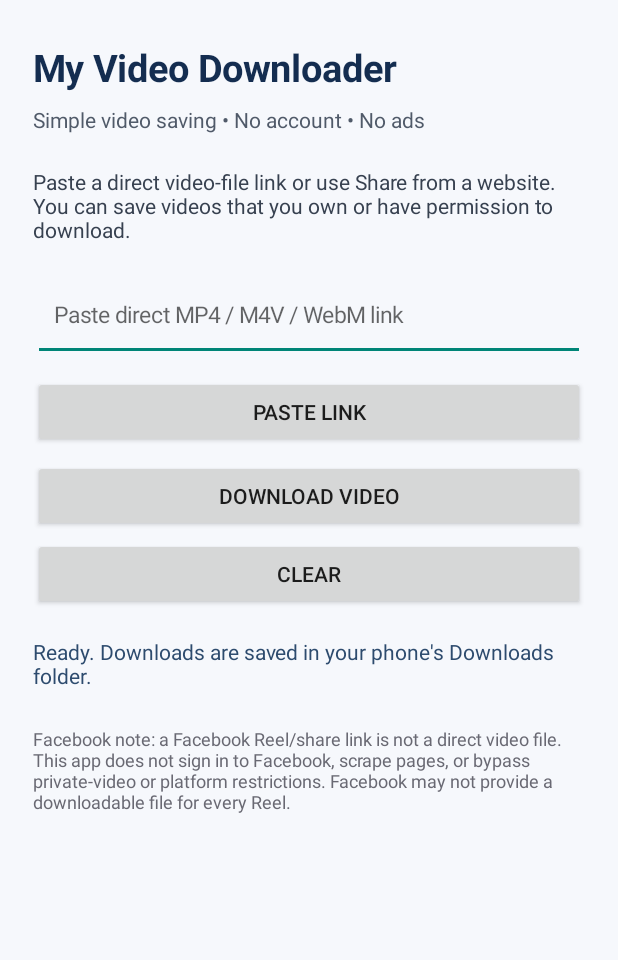
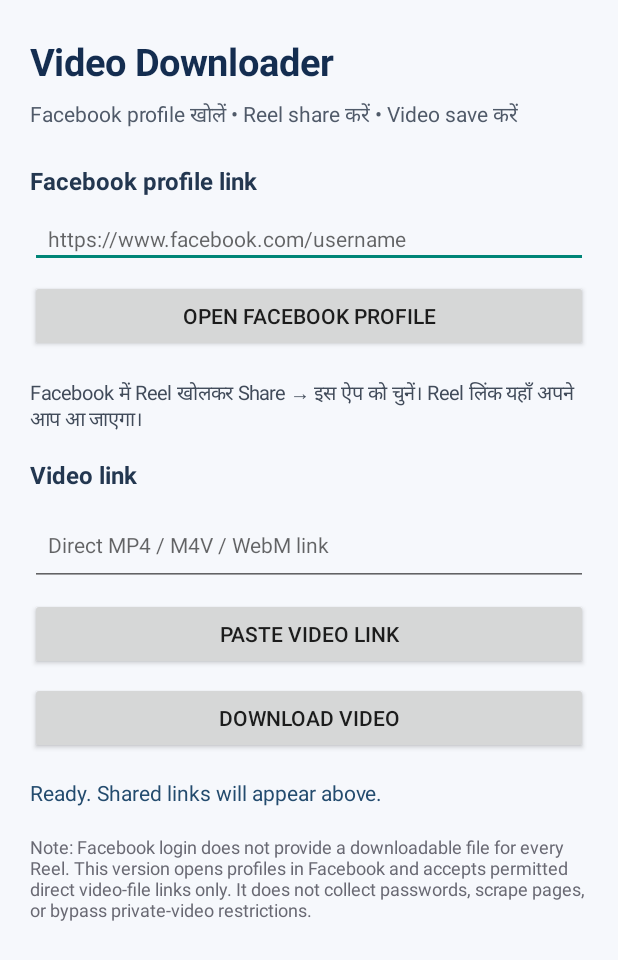
Before and after one commit to nagaradi/jdhehs, an Android app: the screen it shows after launch (MainActivity), on a phone screen of 412 x 824 dp. Shown: the top 960 px of the screen. Run offline under Robolectric (Android 15) with nearby library versions, the phone set to English and light mode, and no system bars.

Commit message:
Add Facebook profile opening and shared Reel link flow

```diff
--- a/app/src/main/java/com/example/myvideodownloader/MainActivity.java
+++ b/app/src/main/java/com/example/myvideodownloader/MainActivity.java
@@ -21,6 +21,7 @@ import java.util.Locale;
 
 public class MainActivity extends Activity {
     private EditText urlInput;
+    private EditText profileInput;
     private TextView status;
 
     @Override
@@ -40,66 +41,109 @@ public class MainActivity extends Activity {
     private void buildScreen() {
         LinearLayout page = new LinearLayout(this);
         page.setOrientation(LinearLayout.VERTICAL);
-        page.setPadding(dp(22), dp(28), dp(22), dp(24));
+        page.setPadding(dp(20), dp(24), dp(20), dp(24));
         page.setBackgroundColor(Color.rgb(246, 248, 252));
 
         TextView title = new TextView(this);
-        title.setText("My Video Downloader");
+        title.setText("Video Downloader");
         title.setTextSize(25);
         title.setTypeface(Typeface.DEFAULT, Typeface.BOLD);
         title.setTextColor(Color.rgb(20, 45, 80));
         add(page, title, 0);
 
         TextView subtitle = new TextView(this);
-        subtitle.setText("Simple video saving • No account • No ads");
+        subtitle.setText("Facebook profile खोलें • Reel share करें • Video save करें");
         subtitle.setTextSize(14);
         subtitle.setTextColor(Color.rgb(80, 90, 105));
         add(page, subtitle, 8);
 
-        TextView info = new TextView(this);
-        info.setText("Paste a direct video-file link or use Share from a website. You can save videos that you own or have permission to download.");
-        info.setTextSize(14);
-        info.setTextColor(Color.rgb(55, 65, 80));
-        add(page, info, 22);
+        TextView profileLabel = new TextView(this);
+        profileLabel.setText("Facebook profile link");
+        profileLabel.setTextSize(16);
+        profileLabel.setTypeface(Typeface.DEFAULT, Typeface.BOLD);
+        profileLabel.setTextColor(Color.rgb(35, 55, 80));
+        add(page, profileLabel, 22);
+
+        profileInput = new EditText(this);
+        profileInput.setSingleLine(true);
+        profileInput.setTextSize(14);
+        profileInput.setHint("https://www.facebook.com/username");
+        profileInput.setPadding(dp(12), dp(10), dp(12), dp(10));
+        add(page, profileInput, 8);
+
+        Button openProfile = new Button(this);
+        openProfile.setText("Open Facebook profile");
+        openProfile.setOnClickListener(v -> openFacebookProfile());
+        add(page, openProfile, 8);
+
+        TextView howTo = new TextView(this);
+        howTo.setText("Facebook में Reel खोलकर Share → इस ऐप को चुनें। Reel लिंक यहाँ अपने आप आ जाएगा।");
+        howTo.setTextSize(13);
+        howTo.setTextColor(Color.rgb(65, 75, 90));
+        add(page, howTo, 18);
+
+        TextView downloadLabel = new TextView(this);
+        downloadLabel.setText("Video link");
+        downloadLabel.setTextSize(16);
+        downloadLabel.setTypeface(Typeface.DEFAULT, Typeface.BOLD);
+        downloadLabel.setTextColor(Color.rgb(35, 55, 80));
+        add(page, downloadLabel, 16);
 
         urlInput = new EditText(this);
         urlInput.setMinLines(2);
-        urlInput.setTextSize(15);
-        urlInput.setHint("Paste direct MP4 / M4V / WebM link");
-        urlInput.setPadding(dp(14), dp(12), dp(14), dp(12));
-        add(page, urlInput, 16);
+        urlInput.setTextSize(14);
+        urlInput.setHint("Direct MP4 / M4V / WebM link");
+        urlInput.setPadding(dp(12), dp(10), dp(12), dp(10));
+        add(page, urlInput, 8);
 
         Button paste = new Button(this);
-        paste.setText("Paste link");
+        paste.setText("Paste video link");
         paste.setOnClickListener(v -> pasteFromClipboard());
-        add(page, paste, 10);
+        add(page, paste, 8);
 
         Button download = new Button(this);
         download.setText("Download video");
         download.setOnClickListener(v -> startDownload());
         add(page, download, 8);
 
-        Button clear = new Button(this);
-        clear.setText("Clear");
-        clear.setOnClickListener(v -> {
-            urlInput.setText("");
-            setStatus("Link cleared.");
-        });
-        add(page, clear, 4);
-
         status = new TextView(this);
-        status.setText("Ready. Downloads are saved in your phone's Downloads folder.");
+        status.setText("Ready. Shared links will appear above.");
         status.setTextSize(14);
-        status.setTextColor(Color.rgb(45, 75, 110));
-        add(page, status, 18);
+        status.setTextColor(Color.rgb(35, 75, 110));
+        add(page, status, 16);
 
         TextView note = new TextView(this);
-        note.setText("Facebook note: a Facebook Reel/share link is not a direct video file. This app does not sign in to Facebook, scrape pages, or bypass private-video or platform restrictions. Facebook may not provide a downloadable file for every Reel.");
+        note.setText("Note: Facebook login does not provide a downloadable file for every Reel. This version opens profiles in Facebook and accepts permitted direct video-file links only. It does not collect passwords, scrape pages, or bypass private-video restrictions.");
         note.setTextSize(12);
         note.setTextColor(Color.rgb(105, 105, 115));
-        add(page, note, 24);
+        add(page, note, 18);
 
         setContentView(page);
+    }
+
+    private void openFacebookProfile() {
+        String raw = profileInput.getText().toString().trim();
+        if (raw.isEmpty()) {
+            setStatus("Pehle Facebook profile link paste karein.");
+            return;
+        }
+        Uri uri;
+        try { uri = Uri.parse(raw); } catch (Exception e) {
+            setStatus("Profile link sahi nahi hai.");
+            return;
+        }
+        String host = uri.getHost() == null ? "" : uri.getHost().toLowerCase(Locale.ROOT);
+        if (!"https".equalsIgnoreCase(uri.getScheme())
+                || !(host.equals("facebook.com") || host.endsWith(".facebook.com"))) {
+            setStatus("Sirf https://facebook.com ka profile link use karein.");
+            return;
+        }
+        try {
+            startActivity(new Intent(Intent.ACTION_VIEW, uri));
+            setStatus("Facebook profile browser/app mein khul raha hai. Reel ko Share karke is app mein bhejein.");
+        } catch (Exception e) {
+            setStatus("Facebook link open nahi ho saka.");
+        }
     }
 
     private void pasteFromClipboard() {
@@ -110,12 +154,12 @@ public class MainActivity extends Activity {
                 CharSequence value = clip.getItemAt(0).coerceToText(this);
                 if (value != null) {
                     urlInput.setText(value.toString().trim());
-                    setStatus("Link pasted. Tap Download video to continue.");
+                    setStatus("Link pasted. Download availability depends on the link type.");
                     return;
                 }
             }
         }
-        setStatus("Clipboard is empty. Copy a permitted direct video link first.");
+        setStatus("Clipboard is empty.");
     }
 
     private void handleIncoming(Intent intent) {
@@ -130,9 +174,9 @@ public class MainActivity extends Activity {
             String link = findHttpLink(incoming);
             if (link != null) {
                 urlInput.setText(link);
-                setStatus("Shared link received. Check whether it is a direct video-file URL.");
+                setStatus("Shared link received. If Facebook only shares a page link, direct downloading may not be available.");
             } else {
-                setStatus("No web link found in the shared text.");
+                setStatus("Shared text mein web link nahi mila.");
             }
         }
     }
@@ -149,62 +193,52 @@ public class MainActivity extends Activity {
     private void startDownload() {
         String raw = urlInput.getText().toString().trim();
         if (raw.isEmpty()) {
-            setStatus("Paste or share a direct video-file link first.");
+            setStatus("Pehle video link paste ya share karein.");
             return;
         }
-
         Uri uri;
-        try {
-            uri = Uri.parse(raw);
-        } catch (Exception e) {
-            setStatus("That link is not valid.");
+        try { uri = Uri.parse(raw); } catch (Exception e) {
+            setStatus("Video link valid nahi hai.");
             return;
         }
-
-        String scheme = uri.getScheme();
-        if (!"https".equalsIgnoreCase(scheme)) {
-            setStatus("For safety, this app accepts HTTPS links only.");
+        if (!"https".equalsIgnoreCase(uri.getScheme())) {
+            setStatus("Safety ke liye HTTPS link hi allowed hai.");
             return;
         }
-
         String host = uri.getHost() == null ? "" : uri.getHost().toLowerCase(Locale.ROOT);
         if (host.equals("facebook.com") || host.endsWith(".facebook.com")
                 || host.equals("fb.watch") || host.endsWith(".fb.watch")) {
-            setStatus("This is a Facebook page/Reel link, not a direct video file. The app cannot turn every Facebook share link into a downloadable file.");
+            setStatus("Yeh Facebook page/Reel share link hai, direct video file nahi. Is version mein Facebook link ko video file mein convert nahi kiya ja sakta.");
             return;
         }
-
         String path = uri.getPath() == null ? "" : uri.getPath().toLowerCase(Locale.ROOT);
         String extension;
         if (path.endsWith(".mp4")) extension = ".mp4";
         else if (path.endsWith(".m4v")) extension = ".m4v";
         else if (path.endsWith(".webm")) extension = ".webm";
         else {
-            setStatus("Only direct MP4, M4V, or WebM file links are supported in this version.");
+            setStatus("Is version mein direct MP4, M4V ya WebM file link hi supported hai.");
             return;
         }
-
         try {
             DownloadManager.Request request = new DownloadManager.Request(uri);
-            request.setTitle("My Video Downloader");
+            request.setTitle("Video Downloader");
             request.setDescription("Saving a permitted video");
             request.setMimeType(extension.equals(".webm") ? "video/webm" : "video/mp4");
             request.setNotificationVisibility(DownloadManager.Request.VISIBILITY_VISIBLE_NOTIFY_COMPLETED);
             request.setAllowedOverMetered(true);
             request.setAllowedOverRoaming(false);
-            request.setDestinationInExternalPublicDir(
-                    Environment.DIRECTORY_DOWNLOADS,
-                    "MyVideo_" + System.currentTimeMillis() + extension
-            );
+            request.setDestinationInExternalPublicDir(Environment.DIRECTORY_DOWNLOADS,
+                    "MyVideo_" + System.currentTimeMillis() + extension);
             DownloadManager manager = (DownloadManager) getSystemService(Context.DOWNLOAD_SERVICE);
             if (manager == null) {
-                setStatus("Android download service is unavailable on this phone.");
+                setStatus("Android download service unavailable hai.");
                 return;
             }
             manager.enqueue(request);
-            setStatus("Download started. Check the Downloads folder and notification.");
+            setStatus("Download started. Downloads folder/notification check karein.");
         } catch (Exception e) {
-            setStatus("Download could not start. Check the link and try again.");
+            setStatus("Download start nahi hua. Link check karke try karein.");
         }
     }
 
```
